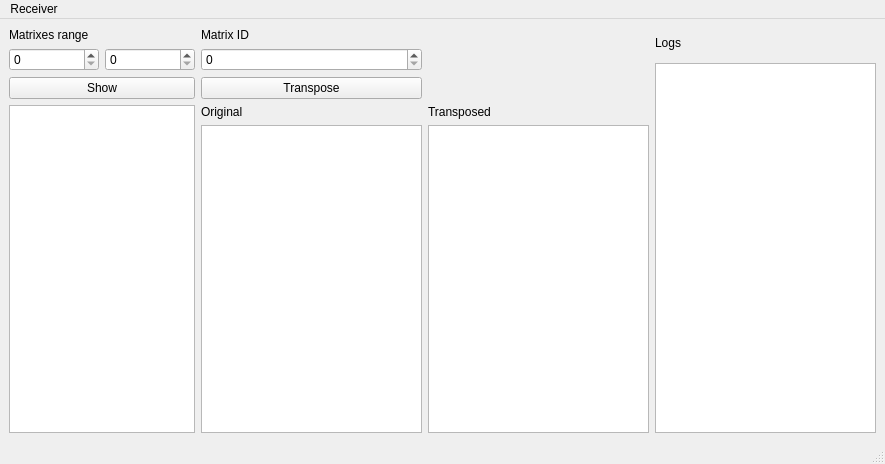
Before: the Qt Designer form receiverUI/receiverui.ui in vvmorozova/generator-receiver, drawn with Qt 5.
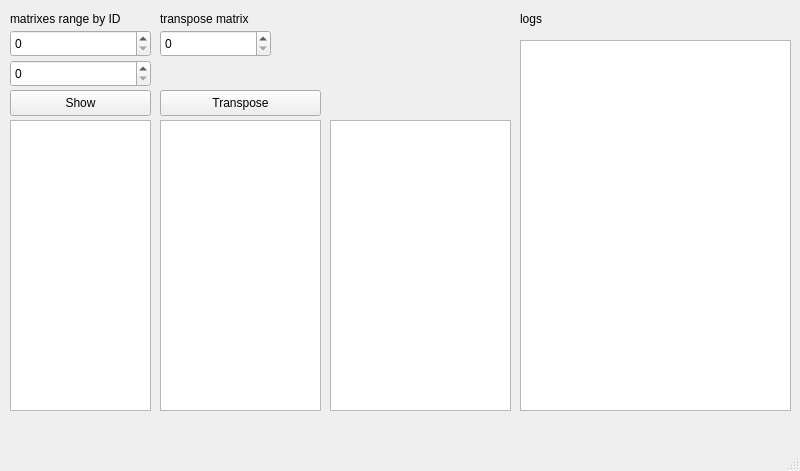
After: the same form once the commit is applied.

Commit message: changed main qt class to widget

Patch:
```diff
--- a/receiverUI/receiverui.ui
+++ b/receiverUI/receiverui.ui
@@ -6,105 +6,159 @@
    <rect>
     <x>0</x>
     <y>0</y>
-    <width>885</width>
-    <height>464</height>
+    <width>800</width>
+    <height>471</height>
    </rect>
   </property>
   <property name="windowTitle">
    <string>ReceiverUI</string>
   </property>
   <widget class="QWidget" name="centralwidget">
-   <layout class="QGridLayout" name="gridLayout">
-    <item row="0" column="0" colspan="2">
-     <widget class="QLabel" name="label_2">
-      <property name="text">
-       <string>Matrixes range</string>
-      </property>
-     </widget>
-    </item>
-    <item row="0" column="2">
-     <widget class="QLabel" name="label_3">
-      <property name="text">
-       <string>Matrix ID</string>
-      </property>
-     </widget>
-    </item>
-    <item row="0" column="4" rowspan="2">
-     <widget class="QLabel" name="label">
-      <property name="text">
-       <string>Logs</string>
-      </property>
-     </widget>
-    </item>
-    <item row="1" column="0" rowspan="2">
-     <widget class="QSpinBox" name="spinBoxIDFrom"/>
-    </item>
-    <item row="1" column="1" rowspan="2">
-     <widget class="QSpinBox" name="spinBoxIDTo"/>
-    </item>
-    <item row="1" column="2" rowspan="2">
-     <widget class="QSpinBox" name="spinBoxTransposeID"/>
-    </item>
-    <item row="2" column="4" rowspan="4">
-     <widget class="QPlainTextEdit" name="logsTextEdit"/>
-    </item>
-    <item row="3" column="0" colspan="2">
-     <widget class="QPushButton" name="showMatrixesRangeBtn">
-      <property name="text">
-       <string>Show</string>
-      </property>
-      <property name="flat">
-       <bool>false</bool>
-      </property>
-     </widget>
-    </item>
-    <item row="3" column="2">
-     <widget class="QPushButton" name="transposeBtn">
-      <property name="text">
-       <string>Transpose</string>
-      </property>
-     </widget>
-    </item>
-    <item row="4" column="0" rowspan="2" colspan="2">
-     <widget class="QPlainTextEdit" name="rangeTextEdit"/>
-    </item>
-    <item row="4" column="2">
-     <widget class="QLabel" name="label_4">
-      <property name="text">
-       <string>Original</string>
-      </property>
-     </widget>
-    </item>
-    <item row="4" column="3">
-     <widget class="QLabel" name="label_5">
-      <property name="text">
-       <string>Transposed</string>
-      </property>
-     </widget>
-    </item>
-    <item row="5" column="2">
-     <widget class="QPlainTextEdit" name="beforeTextEdit"/>
-    </item>
-    <item row="5" column="3">
-     <widget class="QPlainTextEdit" name="afterTextEdit"/>
-    </item>
-   </layout>
+   <widget class="QLabel" name="label">
+    <property name="geometry">
+     <rect>
+      <x>10</x>
+      <y>10</y>
+      <width>141</width>
+      <height>18</height>
+     </rect>
+    </property>
+    <property name="text">
+     <string>matrixes range by ID</string>
+    </property>
+   </widget>
+   <widget class="QLabel" name="label_2">
+    <property name="geometry">
+     <rect>
+      <x>160</x>
+      <y>10</y>
+      <width>121</width>
+      <height>18</height>
+     </rect>
+    </property>
+    <property name="text">
+     <string>transpose matrix</string>
+    </property>
+   </widget>
+   <widget class="QLabel" name="label_3">
+    <property name="geometry">
+     <rect>
+      <x>520</x>
+      <y>10</y>
+      <width>66</width>
+      <height>18</height>
+     </rect>
+    </property>
+    <property name="text">
+     <string>logs</string>
+    </property>
+   </widget>
+   <widget class="QPlainTextEdit" name="rangeTextEdit">
+    <property name="geometry">
+     <rect>
+      <x>10</x>
+      <y>120</y>
+      <width>141</width>
+      <height>291</height>
+     </rect>
+    </property>
+   </widget>
+   <widget class="QPlainTextEdit" name="beforeTextEdit">
+    <property name="geometry">
+     <rect>
+      <x>160</x>
+      <y>120</y>
+      <width>161</width>
+      <height>291</height>
+     </rect>
+    </property>
+   </widget>
+   <widget class="QPlainTextEdit" name="afterTextEdit">
+    <property name="geometry">
+     <rect>
+      <x>330</x>
+      <y>120</y>
+      <width>181</width>
+      <height>291</height>
+     </rect>
+    </property>
+   </widget>
+   <widget class="QPlainTextEdit" name="logsTextEdit">
+    <property name="geometry">
+     <rect>
+      <x>520</x>
+      <y>40</y>
+      <width>271</width>
+      <height>371</height>
+     </rect>
+    </property>
+   </widget>
+   <widget class="QSpinBox" name="spinBoxIDFrom">
+    <property name="geometry">
+     <rect>
+      <x>10</x>
+      <y>30</y>
+      <width>141</width>
+      <height>27</height>
+     </rect>
+    </property>
+   </widget>
+   <widget class="QSpinBox" name="spinBoxIDTo">
+    <property name="geometry">
+     <rect>
+      <x>10</x>
+      <y>60</y>
+      <width>141</width>
+      <height>27</height>
+     </rect>
+    </property>
+   </widget>
+   <widget class="QSpinBox" name="spinBoxTransposeID">
+    <property name="geometry">
+     <rect>
+      <x>160</x>
+      <y>30</y>
+      <width>111</width>
+      <height>27</height>
+     </rect>
+    </property>
+   </widget>
+   <widget class="QPushButton" name="showMatrixesRangeBtn">
+    <property name="geometry">
+     <rect>
+      <x>10</x>
+      <y>90</y>
+      <width>141</width>
+      <height>26</height>
+     </rect>
+    </property>
+    <property name="text">
+     <string>Show</string>
+    </property>
+   </widget>
+   <widget class="QPushButton" name="transposeBtn">
+    <property name="geometry">
+     <rect>
+      <x>160</x>
+      <y>90</y>
+      <width>161</width>
+      <height>26</height>
+     </rect>
+    </property>
+    <property name="text">
+     <string>Transpose</string>
+    </property>
+   </widget>
   </widget>
   <widget class="QMenuBar" name="menubar">
    <property name="geometry">
     <rect>
      <x>0</x>
      <y>0</y>
-     <width>885</width>
+     <width>800</width>
      <height>23</height>
     </rect>
    </property>
-   <widget class="QMenu" name="menuReceiver">
-    <property name="title">
-     <string>Receiver</string>
-    </property>
-   </widget>
-   <addaction name="menuReceiver"/>
   </widget>
   <widget class="QStatusBar" name="statusbar"/>
  </widget>
```
The commit also changes 6 other files.
